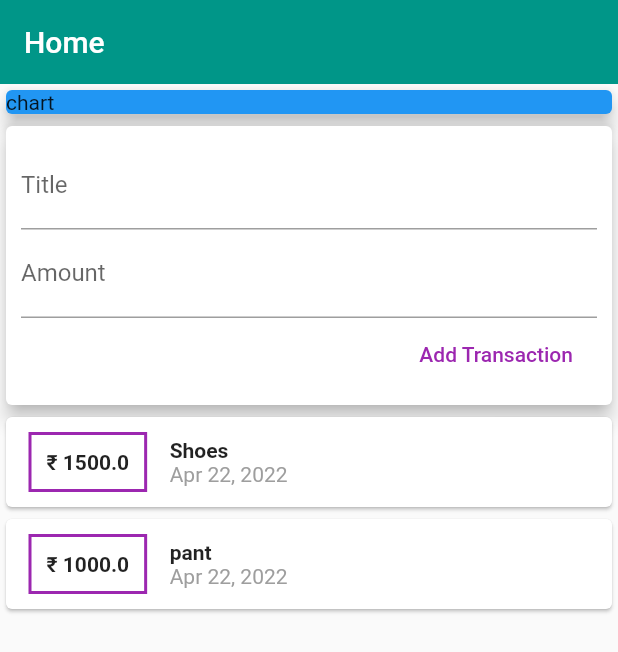
After one commit to ankitpsamrat/Flutter-money-manager-app, a Flutter app: the screen it shows after launch, after a tap on "Add Transaction", on a phone screen of 412 x 824 dp. The commit adds this screen. Shown: the top 652 px of the screen. Run offline on Flutter 3.47's test engine with Material 2 defaults, Android fonts, the phone set to English and light mode, and no system bars.

Commit message:
first commit

```diff
--- /dev/null
+++ b/lib/widgets/new_transaction.dart
@@ -0,0 +1,48 @@
+// ignore_for_file: use_key_in_widget_constructors, prefer_const_constructors, deprecated_member_use
+
+import 'package:flutter/material.dart';
+
+class NewTransaction extends StatelessWidget {
+  final Function addTx;
+  final titleController = TextEditingController();
+  final amountController = TextEditingController();
+
+  NewTransaction(this.addTx);
+
+  @override
+  Widget build(BuildContext context) {
+    return Card(
+      elevation: 5,
+      child: Container(
+        padding: EdgeInsets.all(10),
+        child: Column(
+          crossAxisAlignment: CrossAxisAlignment.end,
+          children: [
+            TextField(
+              decoration: InputDecoration(labelText: 'Title'),
+              controller: titleController,
+              // onChanged: (val) {
+              //   titleInput = val;
+              // },
+            ),
+            TextField(
+              decoration: InputDecoration(labelText: 'Amount'),
+              controller: amountController,
+              // onChanged: (val) => amountInput = val,
+            ),
+            FlatButton(
+              child: Text('Add Transaction'),
+              textColor: Colors.purple,
+              onPressed: () {
+                addTx(
+                  titleController.text,
+                  double.parse(amountController.text),
+                );
+              },
+            ),
+          ],
+        ),
+      ),
+    );
+  }
+}
--- /dev/null
+++ b/lib/widgets/transaction_list.dart
@@ -0,0 +1,59 @@
+// ignore_for_file: prefer_const_constructors_in_immutables, prefer_const_constructors, use_key_in_widget_constructors, sized_box_for_whitespace
+
+import 'package:flutter/material.dart';
+import '../models/transaction.dart';
+import 'package:intl/intl.dart';
+
+class TransactionList extends StatelessWidget {
+  final List<Transaction> transaction;
+
+  TransactionList(this.transaction);
+
+  @override
+  Widget build(BuildContext context) {
+    return Container(
+      height: 300,
+      child: SingleChildScrollView(
+        child: Column(
+          children: transaction.map((tx) {
+            return Card(
+              child: Row(
+                children: [
+                  Container(
+                    margin: EdgeInsets.symmetric(vertical: 10, horizontal: 15),
+                    decoration: BoxDecoration(
+                      border: Border.all(
+                        color: Colors.purple,
+                        width: 2,
+                      ),
+                    ),
+                    padding: EdgeInsets.all(10),
+                    child: Text(
+                      '₹ ' '${tx.amount}', // string interpolation
+                      style: TextStyle(
+                        fontWeight: FontWeight.bold,
+                      ),
+                    ),
+                  ),
+                  Column(
+                    crossAxisAlignment: CrossAxisAlignment.start,
+                    children: [
+                      Text(
+                        tx.title,
+                        style: TextStyle(fontWeight: FontWeight.bold),
+                      ),
+                      Text(
+                        DateFormat.yMMMd().format(tx.date),
+                        style: TextStyle(color: Colors.grey),
+                      ),
+                    ],
+                  ),
+                ],
+              ),
+            );
+          }).toList(),
+        ),
+      ),
+    );
+  }
+}
--- /dev/null
+++ b/lib/widgets/user_transaction.dart
@@ -0,0 +1,53 @@
+// ignore_for_file: prefer_const_constructors_in_immutables
+
+import 'package:flutter/material.dart';
+import '../models/transaction.dart';
+import '/widgets/new_transaction.dart';
+import '/widgets/transaction_list.dart';
+
+class UserTransaction extends StatefulWidget {
+  UserTransaction({Key? key}) : super(key: key);
+
+  @override
+  State<UserTransaction> createState() => _UserTransactionState();
+}
+
+class _UserTransactionState extends State<UserTransaction> {
+  final List<Transaction> _userTransactions = [
+    Transaction(
+      id: 't1',
+      title: 'Shoes',
+      amount: 1500,
+      date: DateTime.now(),
+    ),
+    Transaction(
+      id: 't2',
+      title: 'pant',
+      amount: 1000,
+      date: DateTime.now(),
+    ),
+  ];
+
+  void _addNewTransaction(String txTitle, double txAmount) {
+    final newTx = Transaction(
+      title: txTitle,
+      amount: txAmount,
+      date: DateTime.now(),
+      id: DateTime.now().toString(),
+    );
+
+    setState(() {
+      _userTransactions.add(newTx);
+    });
+  }
+
+  @override
+  Widget build(BuildContext context) {
+    return Column(
+      children: [
+        NewTransaction(_addNewTransaction),
+        TransactionList(_userTransactions),
+      ],
+    );
+  }
+}
```
Also changed, not shown: lib/main.dart (+4 -90 lines), lib/models/transaction.dart (renamed from lib/transaction.dart).
